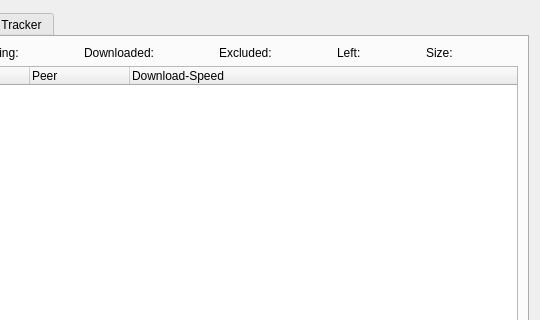
This is transfer-plugins/bittorrent/btadvanceddetailswidget.ui in KDE/kget as Qt 5 draws it before an edit; both pictures show x 193 to 733 and y 0 to 320 of the 733 by 433 pixel window. The edited form follows.
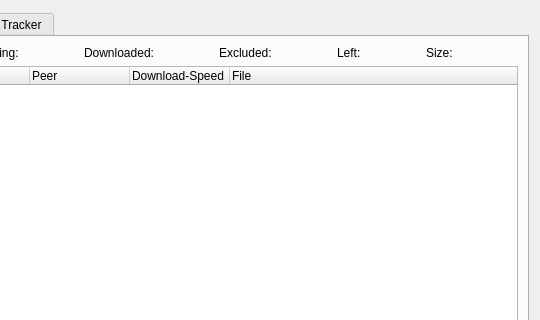
This is the edited form. The open tabs and pages were chosen to show the change. Custom widgets are drawn as their Qt base class.

Commit message: Add "File"-Column to ChunkDownloadViewItem...

What changed in the file:
```diff
--- a/transfer-plugins/bittorrent/btadvanceddetailswidget.ui
+++ b/transfer-plugins/bittorrent/btadvanceddetailswidget.ui
@@ -73,6 +73,11 @@
            <string>Download-Speed</string>
           </property>
          </column>
+         <column>
+          <property name="text" >
+           <string>File</string>
+          </property>
+         </column>
         </widget>
        </item>
        <item row="0" column="0" >
```
The commit also changes 3 other files.
